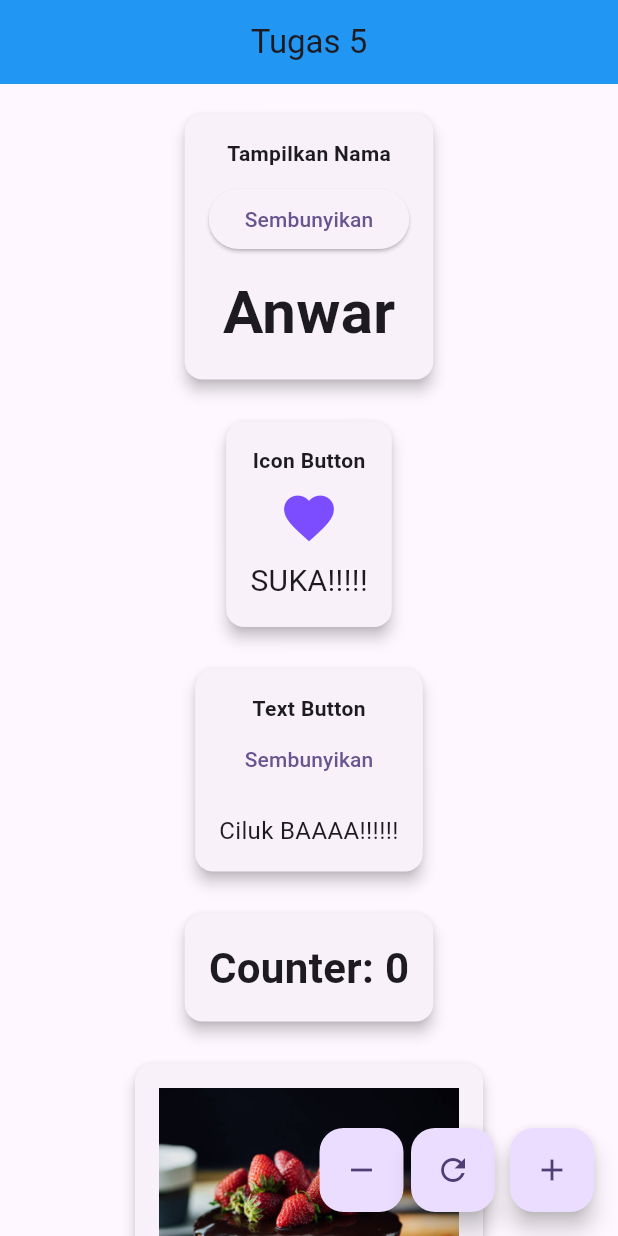
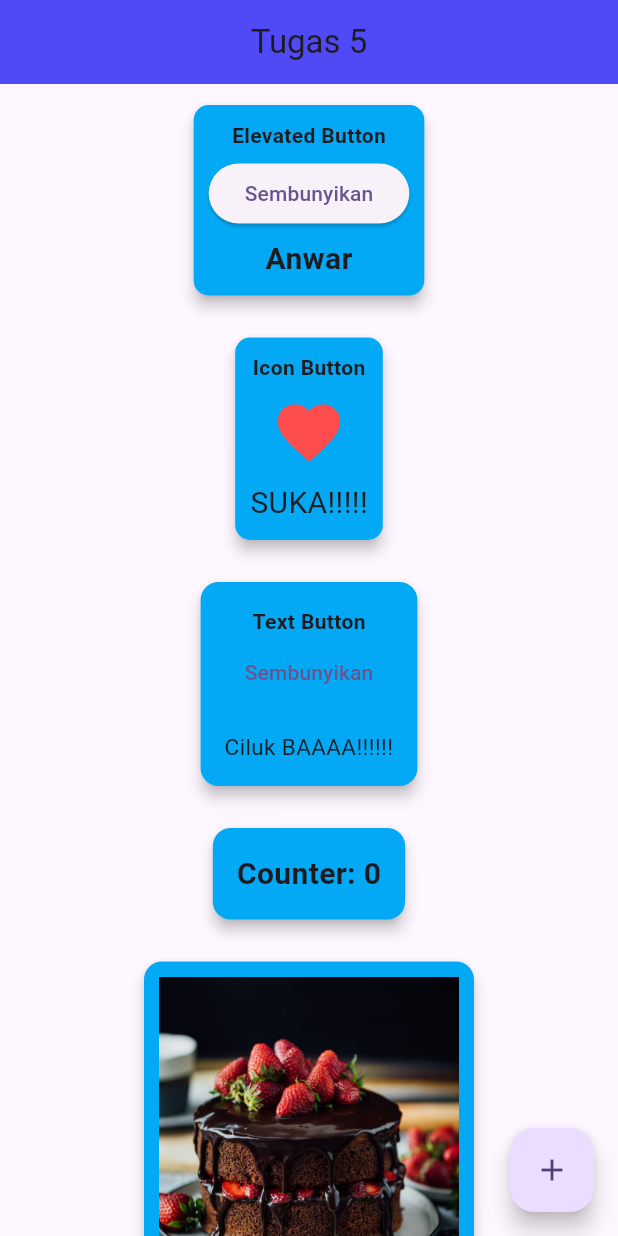
Before and after one commit to AnwarHenry/PPKD-TugasFlutter, a Flutter app: the screen it shows after launch, on a phone screen of 412 x 824 dp. Run offline on Flutter 3.47's test engine with Material 3 defaults, Android fonts, the phone set to English and light mode, and no system bars.

Commit message:
Tugas5_Flutter

```diff
--- a/lib/tugas5/tugas5.dart
+++ b/lib/tugas5/tugas5.dart
@@ -2,11 +2,9 @@ import 'package:flutter/material.dart';
 
 class Tugas5 extends StatefulWidget {
   const Tugas5({super.key});
-
   @override
   State<Tugas5> createState() => _Tugas5State();
 }
-
 class _Tugas5State extends State<Tugas5> {
   int counter = 0;
   String icon = "SUKA!!!!!";
@@ -24,31 +22,7 @@ class _Tugas5State extends State<Tugas5> {
       floatingActionButton: Row(
         mainAxisAlignment: MainAxisAlignment.end,
         children: [
-          // Tombol Kurang
-          FloatingActionButton(
-            heroTag: "btnKurang",
-            child: const Icon(Icons.remove),
-            onPressed: () {
-              setState(() {
-                if (counter > 0) counter--;
-              });
-              print("Counter dikurangi: $counter");
-            },
-          ),
-          const SizedBox(width: 5),
-          // Tombol Reset
-          FloatingActionButton(
-            heroTag: "btnReset",
-            child: const Icon(Icons.refresh),
-            onPressed: () {
-              setState(() {
-                counter = 0;
-              });
-              print("Counter direset: $counter");
-            },
-          ),
-          const SizedBox(width: 10),
-          // Tombol Tambah
+          // Tombol Tambah Count
           FloatingActionButton(
             heroTag: "btnTambah",
             child: const Icon(Icons.add),
@@ -64,43 +38,47 @@ class _Tugas5State extends State<Tugas5> {
 
       appBar: AppBar(
         title: const Text("Tugas 5"),
-        backgroundColor: Colors.blue,
+        backgroundColor: const Color.fromARGB(206, 37, 33, 243),
         centerTitle: true,
       ),
 
       body: SingleChildScrollView(
-        padding: const EdgeInsets.all(16),
+        padding: const EdgeInsets.all(10),
         child: Column(
           children: [
             // Tampilkan Nama
             Card(
+              color: Colors.lightBlue,
               shape: RoundedRectangleBorder(
-                borderRadius: BorderRadius.circular(12),
+                borderRadius: BorderRadius.circular(10),
+
               ),
               elevation: 4,
               child: Padding(
-                padding: const EdgeInsets.all(16),
+                padding: const EdgeInsets.all(10),
                 child: Column(
                   children: [
                     const Text(
-                      "Tampilkan Nama",
+                      "Elevated Button",
                       style: TextStyle(fontWeight: FontWeight.bold),
                     ),
-                    const SizedBox(height: 10),
+
+                    const SizedBox(height: 5),
                     ElevatedButton(
                       onPressed: () {
                         setState(() {
                           showName = !showName;
                         });
                       },
-                      child: Text(showName ? "Sembunyikan" : "Tampilkan"),
+                      child: Text(showName ? "Sembunyikan" : "Tampilkan Nama"),
                     ),
-                    const SizedBox(height: 10),
+
+                    const SizedBox(height: 5),
                     if (showName)
                       Text(
                         name,
                         style: const TextStyle(
-                          fontSize: 40,
+                          fontSize: 20,
                           fontWeight: FontWeight.bold,
                         ),
                       ),
@@ -113,12 +91,13 @@ class _Tugas5State extends State<Tugas5> {
 
             // Icon Button
             Card(
+              color: Colors.lightBlue,
               shape: RoundedRectangleBorder(
-                borderRadius: BorderRadius.circular(12),
+                borderRadius: BorderRadius.circular(10),
               ),
               elevation: 4,
               child: Padding(
-                padding: const EdgeInsets.all(16),
+                padding: const EdgeInsets.all(10),
                 child: Column(
                   children: [
                     const Text(
@@ -128,8 +107,8 @@ class _Tugas5State extends State<Tugas5> {
                     IconButton(
                       icon: const Icon(
                         Icons.favorite,
-                        color: Colors.deepPurpleAccent,
-                        size: 40,
+                        color: Color.fromRGBO(255, 77, 77, 1),
+                        size: 50,
                       ),
                       onPressed: () {
                         setState(() {
@@ -148,7 +127,9 @@ class _Tugas5State extends State<Tugas5> {
 
             // Text Button
             Card(
+              color: Colors.lightBlue,
               shape: RoundedRectangleBorder(
+
                 borderRadius: BorderRadius.circular(12),
               ),
               elevation: 4,
@@ -166,14 +147,15 @@ class _Tugas5State extends State<Tugas5> {
                           showText = !showText;
                         });
                       },
-                      child: Text(showText ? "Sembunyikan" : "Tampilkan"),
+                      child: Text(showText ? "Sembunyikan" : "Lihat Selengkapnya"),
+
                     ),
                     if (showText)
                       Padding(
-                        padding: const EdgeInsets.only(top: 12),
+                        padding: const EdgeInsets.only(top: 15),
                         child: Text(
                           text,
-                          style: const TextStyle(fontSize: 16),
+                          style: const TextStyle(fontSize: 15),
                           textAlign: TextAlign.center,
                         ),
                       ),
@@ -187,6 +169,7 @@ class _Tugas5State extends State<Tugas5> {
             // Counter Display
             Card(
               elevation: 4,
+              color: Colors.lightBlue,
               shape: RoundedRectangleBorder(
                 borderRadius: BorderRadius.circular(12),
               ),
@@ -195,7 +178,7 @@ class _Tugas5State extends State<Tugas5> {
                 child: Text(
                   'Counter: $counter',
                   style: const TextStyle(
-                    fontSize: 28,
+                    fontSize: 20,
                     fontWeight: FontWeight.bold,
                   ),
                 ),
@@ -207,6 +190,7 @@ class _Tugas5State extends State<Tugas5> {
             // InkWell dengan Gambar
             Card(
               elevation: 4,
+              color: Colors.lightBlue,
               shape: RoundedRectangleBorder(
                 borderRadius: BorderRadius.circular(12),
               ),
@@ -217,9 +201,9 @@ class _Tugas5State extends State<Tugas5> {
                     showGambar = !showGambar;
                   });
                 },
-                borderRadius: BorderRadius.circular(12),
+                borderRadius: BorderRadius.circular(10),
                 child: Padding(
-                  padding: const EdgeInsets.all(16),
+                  padding: const EdgeInsets.all(10),
                   child: showGambar
                       ? Image.asset(
                           "assets/images/cake1.jpg",
@@ -232,7 +216,7 @@ class _Tugas5State extends State<Tugas5> {
               ),
             ),
 
-            const SizedBox(height: 20),
+            const SizedBox(height: 10),
 
             // Gesture Detector
             Card(
@@ -248,7 +232,7 @@ class _Tugas5State extends State<Tugas5> {
                   height: 48,
                   width: double.infinity,
                   decoration: BoxDecoration(
-                    color: Colors.blue,
+                    color: const Color.fromARGB(255, 33, 37, 243),
                     borderRadius: BorderRadius.circular(12),
                   ),
                   alignment: Alignment.center,
```
